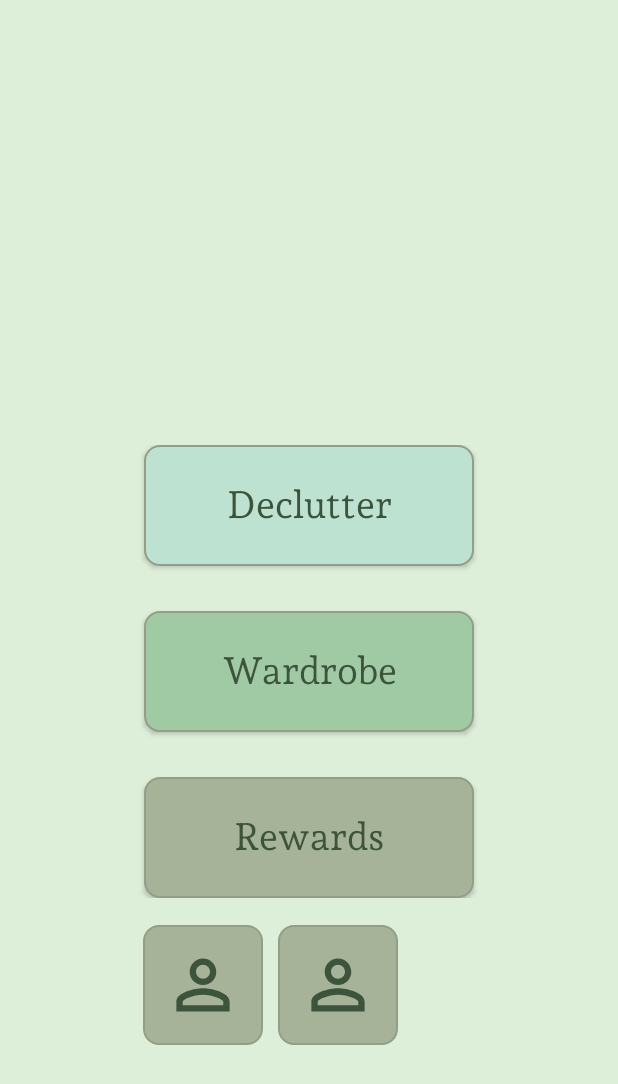
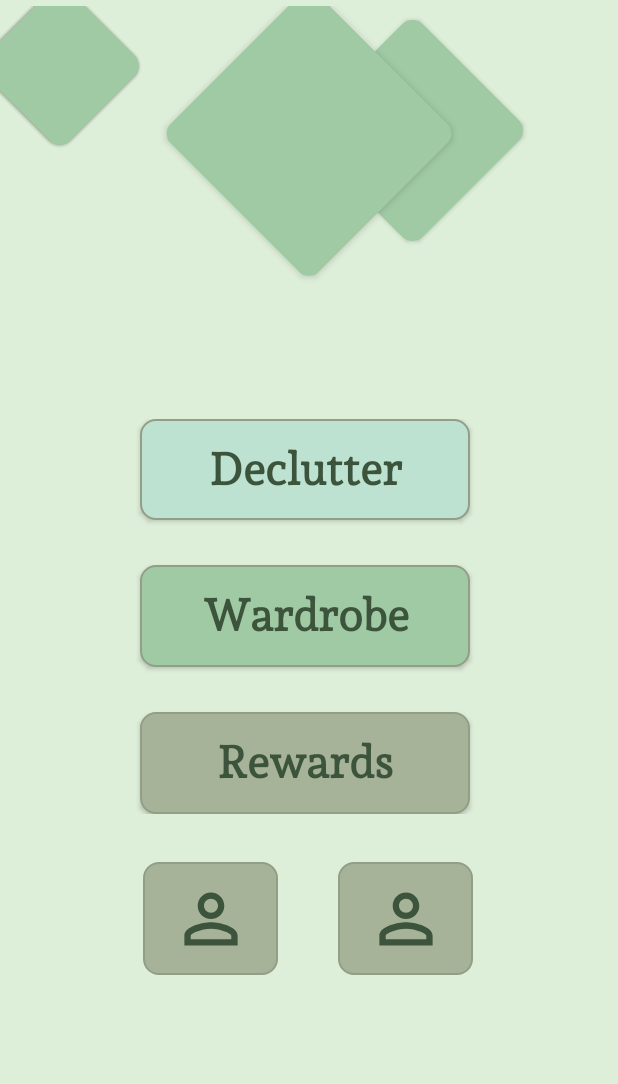
Before and after one commit to AagmaPekol/GitHub_Repository_P2_DeClutter, an Android app: the JuliasTemplate screen opened directly, with no data from a screen before it, on a phone screen of 412 x 824 dp. Shown: the top 1084 px of the screen. Run offline under Robolectric (Android 15) with nearby library versions, the phone set to English and light mode, and no system bars; Roboto replaces fonts that are not available here.

Commit message:
Julias template in progress + ny emulator

```diff
--- /dev/null
+++ b/P2_DeClutter_App/app/src/main/res/drawable/bg_top_diamonds.xml
@@ -0,0 +1,5 @@
+<?xml version="1.0" encoding="utf-8"?>
+<shape xmlns:android="http://schemas.android.com/apk/res/android">
+    <solid android:color="#A0CAA4" />
+    <corners android:radius="10dp"/>
+</shape>
--- a/P2_DeClutter_App/app/src/main/res/layout/activity_julias_template.xml
+++ b/P2_DeClutter_App/app/src/main/res/layout/activity_julias_template.xml
@@ -8,17 +8,77 @@
     android:background="#DDEED9"
     tools:context=".JuliasTemplate">
 
+    <FrameLayout
+        android:layout_width="412dp"
+        android:layout_height="190dp"
+        android:layout_gravity="center"
+        app:layout_constraintBottom_toTopOf="@+id/linearLayout2"
+        app:layout_constraintEnd_toEndOf="parent"
+        app:layout_constraintHorizontal_bias="1.0"
+        app:layout_constraintStart_toStartOf="parent"
+        app:layout_constraintTop_toTopOf="parent"
+        app:layout_constraintVertical_bias="0.043">
+
+        <!-- middle squares-->
+        <View
+            android:layout_width="110dp"
+            android:layout_height="110dp"
+            android:background="@drawable/bg_top_diamonds"
+            android:elevation="2dp"
+            android:rotation="45"
+            android:translationX="141dp"
+            android:translationY="28dp" />
+
+        <View
+            android:layout_width="110dp"
+            android:layout_height="110dp"
+            android:background="@drawable/bg_top_diamonds"
+            android:elevation="2dp"
+            android:rotation="45"
+            android:translationX="220dp"
+            android:translationY="28dp" />
+
+        <!-- front center square-->
+        <View
+            android:layout_width="140dp"
+            android:layout_height="140dp"
+            android:background="@drawable/bg_top_diamonds"
+            android:elevation="3dp"
+            android:rotation="45"
+            android:translationX="136dp"
+            android:translationY="15dp" />
+
+        <!-- back squares-->
+        <View
+            android:layout_width="80dp"
+            android:layout_height="80dp"
+            android:background="@drawable/bg_top_diamonds"
+            android:elevation="1dp"
+            android:rotation="45"
+            android:translationX="0dp"
+            android:translationY="0dp" />
+
+        <View
+            android:layout_width="80dp"
+            android:layout_height="80dp"
+            android:background="@drawable/bg_top_diamonds"
+            android:elevation="1dp"
+            android:rotation="45" />
+
+
+    </FrameLayout>
 
     <LinearLayout
         android:id="@+id/linearLayout2"
-        android:layout_width="match_parent"
-        android:layout_height="302dp"
+        android:layout_width="407dp"
+        android:layout_height="263dp"
         android:orientation="vertical"
         app:layout_constraintBottom_toBottomOf="parent"
         app:layout_constraintEnd_toEndOf="parent"
+        app:layout_constraintHorizontal_bias="0.0"
         app:layout_constraintStart_toStartOf="parent"
         app:layout_constraintTop_toTopOf="parent"
-        app:layout_constraintVertical_bias="0.568">
+        app:layout_constraintVertical_bias="0.498">
 
         <Button
             android:id="@+id/declutterBtn2"
@@ -35,7 +95,8 @@
             android:textAllCaps="false"
             android:textColor="#3C543B"
             android:textColorLink="#FBFFFFFF"
-            android:textSize="25sp" />
+            android:textSize="30sp"
+            android:textStyle="bold" />
 
         <Button
             android:id="@+id/wardrobeBtn2"
@@ -52,7 +113,8 @@
             android:textAllCaps="false"
             android:textColor="#3C543B"
             android:textColorLink="#FBFFFFFF"
-            android:textSize="25sp" />
+            android:textSize="30sp"
+            android:textStyle="bold" />
 
         <Button
             android:id="@+id/wardrobeBtn3"
@@ -68,13 +130,14 @@
             android:textAllCaps="false"
             android:textColor="#3C543B"
             android:textColorLink="#FBFFFFFF"
-            android:textSize="25sp" />
+            android:textSize="30sp"
+            android:textStyle="bold" />
     </LinearLayout>
 
     <LinearLayout
         android:layout_width="220dp"
         android:layout_height="100dp"
-        android:layout_marginTop="8dp"
+        android:layout_marginTop="32dp"
         android:orientation="horizontal"
         app:layout_constraintEnd_toEndOf="parent"
         app:layout_constraintHorizontal_bias="0.497"
@@ -84,23 +147,28 @@
 
         <ImageButton
             android:id="@+id/imageButton"
-            android:layout_width="80dp"
-            android:layout_height="80dp"
-            android:layout_gravity="center_vertical"
-            android:layout_marginLeft="0dp"
-            android:layout_marginRight="10dp"
+            android:layout_width="90dp"
+            android:layout_height="75dp"
+            android:layout_gravity="start"
+            android:layout_marginStart="0dp"
             android:background="@drawable/btn_brown_v1"
+            android:contentDescription="Stats"
             android:padding="10dp"
             app:srcCompat="@drawable/basic_man" />
 
+        <View
+            android:layout_width="0dp"
+            android:layout_height="0dp"
+            android:layout_weight="1" />
+
         <ImageButton
             android:id="@+id/imageButton2"
-            android:layout_width="80dp"
-            android:layout_height="80dp"
-            android:layout_gravity="center_vertical"
-            android:layout_marginLeft="0dp"
-            android:layout_marginRight="80dp"
+            android:layout_width="90dp"
+            android:layout_height="75dp"
+            android:layout_gravity="end"
+            android:layout_marginEnd="0dp"
             android:background="@drawable/btn_brown_v1"
+            android:contentDescription="Profile"
             android:padding="10dp"
             app:srcCompat="@drawable/basic_man" />
     </LinearLayout>
```
